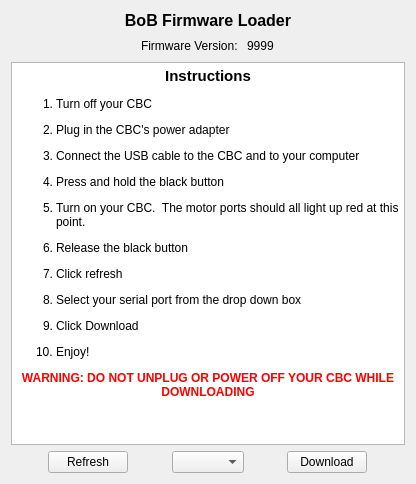
First picture: the form in ui/BobLoader.ui, repository kipr/bob_loader, before the edit.
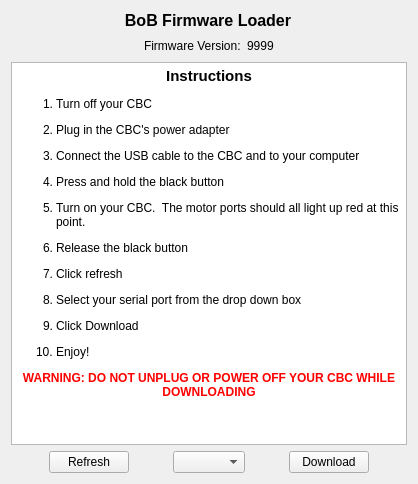
Second picture: the form after the edit.

Commit message: Updates for Mac OS 10.4 compatibility, and fixed a bug not allowing more than 1 firmware download

```diff
--- a/ui/BobLoader.ui
+++ b/ui/BobLoader.ui
@@ -6,7 +6,7 @@
    <rect>
     <x>0</x>
     <y>0</y>
-    <width>412</width>
+    <width>418</width>
     <height>484</height>
    </rect>
   </property>
@@ -71,14 +71,14 @@
        </property>
        <property name="minimumSize">
         <size>
-         <width>100</width>
-         <height>20</height>
+         <width>0</width>
+         <height>0</height>
         </size>
        </property>
        <property name="maximumSize">
         <size>
-         <width>100</width>
-         <height>20</height>
+         <width>16777215</width>
+         <height>16777215</height>
         </size>
        </property>
        <property name="text">
@@ -96,14 +96,14 @@
        </property>
        <property name="minimumSize">
         <size>
-         <width>28</width>
-         <height>20</height>
+         <width>0</width>
+         <height>0</height>
         </size>
        </property>
        <property name="maximumSize">
         <size>
-         <width>28</width>
-         <height>20</height>
+         <width>16777215</width>
+         <height>16777215</height>
         </size>
        </property>
        <property name="text">
@@ -135,19 +135,19 @@
       <string>&lt;!DOCTYPE HTML PUBLIC &quot;-//W3C//DTD HTML 4.0//EN&quot; &quot;http://www.w3.org/TR/REC-html40/strict.dtd&quot;&gt;
 &lt;html&gt;&lt;head&gt;&lt;meta name=&quot;qrichtext&quot; content=&quot;1&quot; /&gt;&lt;style type=&quot;text/css&quot;&gt;
 p, li { white-space: pre-wrap; }
-&lt;/style&gt;&lt;/head&gt;&lt;body style=&quot; font-family:'Sans Serif'; font-size:9pt; font-weight:400; font-style:normal;&quot;&gt;
-&lt;p align=&quot;center&quot; style=&quot; margin-top:0px; margin-bottom:0px; margin-left:0px; margin-right:0px; -qt-block-indent:0; text-indent:0px;&quot;&gt;&lt;span style=&quot; font-size:11pt; font-weight:600;&quot;&gt;Instructions&lt;/span&gt;&lt;/p&gt;
-&lt;ol style=&quot;-qt-list-indent: 1;&quot;&gt;&lt;li style=&quot; margin-top:12px; margin-bottom:12px; margin-left:0px; margin-right:0px; -qt-block-indent:0; text-indent:0px;&quot;&gt;Turn off your CBC&lt;/li&gt;
-&lt;li style=&quot; margin-top:12px; margin-bottom:12px; margin-left:0px; margin-right:0px; -qt-block-indent:0; text-indent:0px;&quot;&gt;Plug in the CBC's power adapter&lt;/li&gt;
-&lt;li style=&quot; margin-top:12px; margin-bottom:12px; margin-left:0px; margin-right:0px; -qt-block-indent:0; text-indent:0px;&quot;&gt;Connect the USB cable to the CBC and to your computer&lt;/li&gt;
-&lt;li style=&quot; margin-top:12px; margin-bottom:12px; margin-left:0px; margin-right:0px; -qt-block-indent:0; text-indent:0px;&quot;&gt;Press and hold the black button&lt;/li&gt;
-&lt;li style=&quot; margin-top:12px; margin-bottom:12px; margin-left:0px; margin-right:0px; -qt-block-indent:0; text-indent:0px;&quot;&gt;Turn on your CBC.  The motor ports should all light up red at this point.&lt;/li&gt;
-&lt;li style=&quot; margin-top:12px; margin-bottom:12px; margin-left:0px; margin-right:0px; -qt-block-indent:0; text-indent:0px;&quot;&gt;Release the black button&lt;/li&gt;
-&lt;li style=&quot; margin-top:12px; margin-bottom:12px; margin-left:0px; margin-right:0px; -qt-block-indent:0; text-indent:0px;&quot;&gt;Click refresh&lt;/li&gt;
-&lt;li style=&quot; margin-top:12px; margin-bottom:12px; margin-left:0px; margin-right:0px; -qt-block-indent:0; text-indent:0px;&quot;&gt;Select your serial port from the drop down box&lt;/li&gt;
-&lt;li style=&quot; margin-top:12px; margin-bottom:12px; margin-left:0px; margin-right:0px; -qt-block-indent:0; text-indent:0px;&quot;&gt;Click Download&lt;/li&gt;
-&lt;li style=&quot; margin-top:12px; margin-bottom:12px; margin-left:0px; margin-right:0px; -qt-block-indent:0; text-indent:0px;&quot;&gt;Enjoy!&lt;/li&gt;&lt;/ol&gt;
-&lt;p align=&quot;center&quot; style=&quot; margin-top:12px; margin-bottom:12px; margin-left:0px; margin-right:0px; -qt-block-indent:0; text-indent:0px;&quot;&gt;&lt;span style=&quot; font-weight:600; color:#ff0000;&quot;&gt;WARNING: DO NOT UNPLUG OR POWER OFF YOUR CBC WHILE DOWNLOADING&lt;/span&gt;&lt;/p&gt;&lt;/body&gt;&lt;/html&gt;</string>
+&lt;/style&gt;&lt;/head&gt;&lt;body style=&quot; font-family:'Lucida Grande'; font-size:13pt; font-weight:400; font-style:normal;&quot;&gt;
+&lt;p align=&quot;center&quot; style=&quot; margin-top:0px; margin-bottom:0px; margin-left:0px; margin-right:0px; -qt-block-indent:0; text-indent:0px;&quot;&gt;&lt;span style=&quot; font-family:'Sans Serif'; font-size:11pt; font-weight:600;&quot;&gt;Instructions&lt;/span&gt;&lt;/p&gt;
+&lt;ol style=&quot;margin-top: 0px; margin-bottom: 0px; margin-left: 0px; margin-right: 0px; -qt-list-indent: 1;&quot;&gt;&lt;li style=&quot; font-family:'Sans Serif'; font-size:9pt;&quot; style=&quot; margin-top:12px; margin-bottom:12px; margin-left:0px; margin-right:0px; -qt-block-indent:0; text-indent:0px;&quot;&gt;Turn off your CBC&lt;/li&gt;
+&lt;li style=&quot; font-family:'Sans Serif'; font-size:9pt;&quot; style=&quot; margin-top:12px; margin-bottom:12px; margin-left:0px; margin-right:0px; -qt-block-indent:0; text-indent:0px;&quot;&gt;Plug in the CBC's power adapter&lt;/li&gt;
+&lt;li style=&quot; font-family:'Sans Serif'; font-size:9pt;&quot; style=&quot; margin-top:12px; margin-bottom:12px; margin-left:0px; margin-right:0px; -qt-block-indent:0; text-indent:0px;&quot;&gt;Connect the USB cable to the CBC and to your computer&lt;/li&gt;
+&lt;li style=&quot; font-family:'Sans Serif'; font-size:9pt;&quot; style=&quot; margin-top:12px; margin-bottom:12px; margin-left:0px; margin-right:0px; -qt-block-indent:0; text-indent:0px;&quot;&gt;Press and hold the black button&lt;/li&gt;
+&lt;li style=&quot; font-family:'Sans Serif'; font-size:9pt;&quot; style=&quot; margin-top:12px; margin-bottom:12px; margin-left:0px; margin-right:0px; -qt-block-indent:0; text-indent:0px;&quot;&gt;Turn on your CBC.  The motor ports should all light up red at this point.&lt;/li&gt;
+&lt;li style=&quot; font-family:'Sans Serif'; font-size:9pt;&quot; style=&quot; margin-top:12px; margin-bottom:12px; margin-left:0px; margin-right:0px; -qt-block-indent:0; text-indent:0px;&quot;&gt;Release the black button&lt;/li&gt;
+&lt;li style=&quot; font-family:'Sans Serif'; font-size:9pt;&quot; style=&quot; margin-top:12px; margin-bottom:12px; margin-left:0px; margin-right:0px; -qt-block-indent:0; text-indent:0px;&quot;&gt;Click refresh&lt;/li&gt;
+&lt;li style=&quot; font-family:'Sans Serif'; font-size:9pt;&quot; style=&quot; margin-top:12px; margin-bottom:12px; margin-left:0px; margin-right:0px; -qt-block-indent:0; text-indent:0px;&quot;&gt;Select your serial port from the drop down box&lt;/li&gt;
+&lt;li style=&quot; font-family:'Sans Serif'; font-size:9pt;&quot; style=&quot; margin-top:12px; margin-bottom:12px; margin-left:0px; margin-right:0px; -qt-block-indent:0; text-indent:0px;&quot;&gt;Click Download&lt;/li&gt;
+&lt;li style=&quot; font-family:'Sans Serif'; font-size:9pt;&quot; style=&quot; margin-top:12px; margin-bottom:12px; margin-left:0px; margin-right:0px; -qt-block-indent:0; text-indent:0px;&quot;&gt;Enjoy!&lt;/li&gt;&lt;/ol&gt;
+&lt;p align=&quot;center&quot; style=&quot; margin-top:12px; margin-bottom:12px; margin-left:0px; margin-right:0px; -qt-block-indent:0; text-indent:0px;&quot;&gt;&lt;span style=&quot; font-family:'Sans Serif'; font-size:9pt; font-weight:600; color:#ff0000;&quot;&gt;WARNING: DO NOT UNPLUG OR POWER OFF YOUR CBC WHILE DOWNLOADING&lt;/span&gt;&lt;/p&gt;&lt;/body&gt;&lt;/html&gt;</string>
      </property>
     </widget>
    </item>
```
The commit also changes 4 other files.
